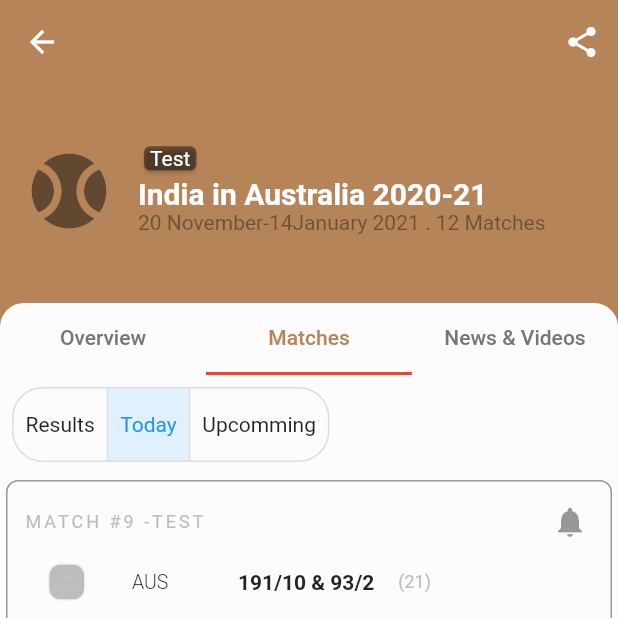
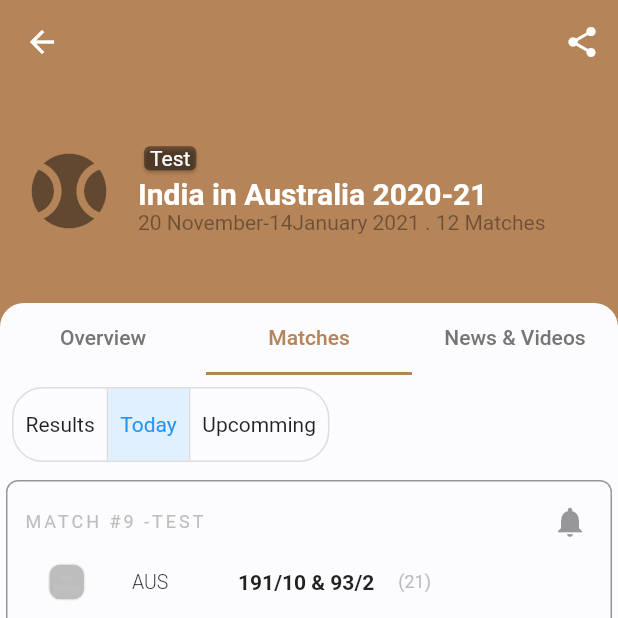
Before and after one commit to rafiqulislam21/game_buzz, a Flutter app: the DetailedCoverageScreen screen opened directly, tab 2 chosen, on a phone screen of 412 x 824 dp, the top half of it. Run offline on Flutter 3.47's test engine with Material 2 defaults, Android fonts, the phone set to English and light mode, and no system bars; drawn by our look-alikes of cached_network_image; our stand-ins replace flutter_spinkit, flutter_swiper, get, get_storage, timeline_tile; accounts and stored records are empty; network calls fail; statements that could not run were skipped.

Commit message:
theme color fix

```diff
--- a/lib/utils/themes.dart
+++ b/lib/utils/themes.dart
@@ -14,7 +14,7 @@ class Themes {
   static Color lightBG2 = Colors.grey[300];
   static Color lightBG3 = Color(0xfffcfcff);
 
-  static Color darkBG2 = Color(0xff3C3B40);
+  static Color darkBG2 = Color(0xff272629);
   // static Color darkBG2 = Color(0xff1E1E1E);
   static Color darkBG3 = Color(0xff333333);
 
@@ -22,7 +22,7 @@ class Themes {
   static Color buttonDark = Color(0xff7972B5);
 
   static Color appbarLight = Color(0xffB58459);
-  static Color appbarDark = Color(0xff1a2126);
+  static Color appbarDark = Color(0xff3C3A3F);
 
   static var darkShadow = const <BoxShadow>[
     BoxShadow(
--- a/lib/views/detailed_coverage_screen.dart
+++ b/lib/views/detailed_coverage_screen.dart
@@ -93,7 +93,7 @@ class DetailedCoverageScreen extends StatelessWidget {
                     labelColor: Get.theme.primaryColor,
                     unselectedLabelColor: Colors.grey[600],
                     indicatorSize: TabBarIndicatorSize.tab,
-                    indicatorColor: Colors.red,
+                    indicatorColor: Get.theme.primaryColor,
                     physics: BouncingScrollPhysics(),
                     // isScrollable: true,
                     tabs: LanguageService().locale.languageCode == 'bn'
--- a/lib/views/home_screen.dart
+++ b/lib/views/home_screen.dart
@@ -203,11 +203,11 @@ class HomeScreen extends StatelessWidget {
               },
               items: [
                 BottomNavigationBarItem(
-                    icon: Icon(Icons.home_outlined), label: 'Home'),
+                    icon: Icon(Icons.home_rounded), label: 'Home'),
                 BottomNavigationBarItem(
                     icon: Icon(Icons.date_range), label: 'Schedule'),
                 BottomNavigationBarItem(
-                    icon: Icon(Icons.view_list_outlined), label: 'News'),
+                    icon: Icon(Icons.list_alt_rounded), label: 'News'),
                 BottomNavigationBarItem(
                     icon: Icon(Icons.ondemand_video), label: 'Videos'),
                 BottomNavigationBarItem(
--- a/lib/views/schedule_page.dart
+++ b/lib/views/schedule_page.dart
@@ -31,7 +31,7 @@ class SchedulePage extends StatelessWidget {
             isScrollable: true,
             indicator: BoxDecoration(
                 borderRadius: BorderRadius.all(Radius.circular(20)),
-                color: Colors.deepOrange[300]),
+                color: Get.theme.accentColor.withOpacity(0.4)),
             tabs: LanguageService().locale.languageCode == 'bn'
                 ? tabControllers.tabListVideobn.map((item) {
                       return Tab(
--- a/lib/views/sports_tournament_list_screen.dart
+++ b/lib/views/sports_tournament_list_screen.dart
@@ -17,6 +17,7 @@ class SportsTournamentListScreen extends StatelessWidget {
     return Scaffold(
       appBar: AppBar(
         title: Text("Matches"),
+        elevation: 0,
       ),
       body: Column(
         children: [
@@ -34,7 +35,7 @@ class SportsTournamentListScreen extends StatelessWidget {
               isScrollable: true,
               indicator: BoxDecoration(
                   borderRadius: BorderRadius.all(Radius.circular(20)),
-                  color: Colors.deepOrange[300]),
+                  color: Get.theme.accentColor.withOpacity(0.4)),
               tabs: LanguageService().locale.languageCode == 'bn'
                   ? tabControllers.tabListTournamentbn.map((item) {
                 return Tab(
--- a/lib/views/widgets/custom_news_tile.dart
+++ b/lib/views/widgets/custom_news_tile.dart
@@ -44,7 +44,7 @@ class CustomNewsTile extends StatelessWidget {
                       isVideo == true ? Align(
                         alignment: Alignment.center,
                         child: Icon(Icons.play_circle_fill, size: 40,
-                          color: Colors.red.withOpacity(0.9),),
+                          color: Colors.red.withOpacity(0.8),),
                       )
                           : SizedBox(),
                     ],
@@ -93,7 +93,7 @@ class CustomNewsTile extends StatelessWidget {
                       isVideo == true ? Align(
                         alignment: Alignment.center,
                         child: Icon(Icons.play_circle_fill, size: 40,
-                          color: Colors.red.withOpacity(0.9),),
+                          color: Colors.red.withOpacity(0.8),),
                         )
                           : SizedBox(),
                     ],
@@ -143,7 +143,7 @@ class CustomNewsTile extends StatelessWidget {
                       isVideo == true ? Align(
                         alignment: Alignment.center,
                         child: Icon(Icons.play_circle_fill, size: 40,
-                          color: Colors.red.withOpacity(0.9),),
+                          color: Colors.red.withOpacity(0.8),),
                       )
                           : SizedBox(),
                     ],
```
Also changed, not shown: lib/views/home_page.dart (+4 -3 lines).
